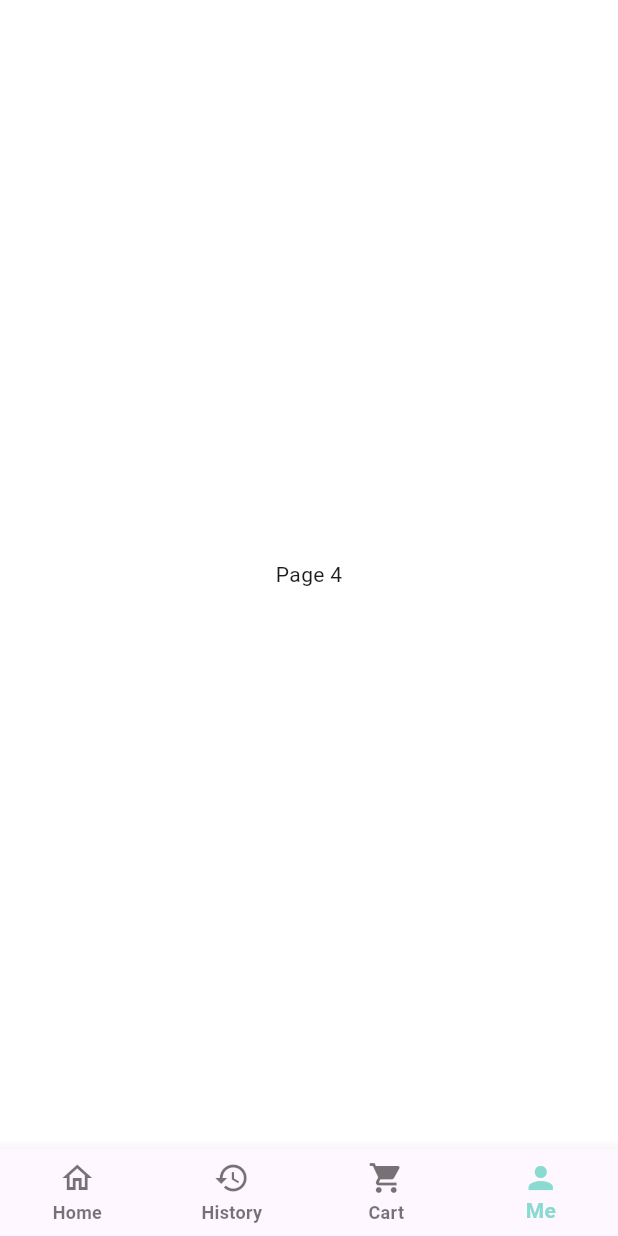
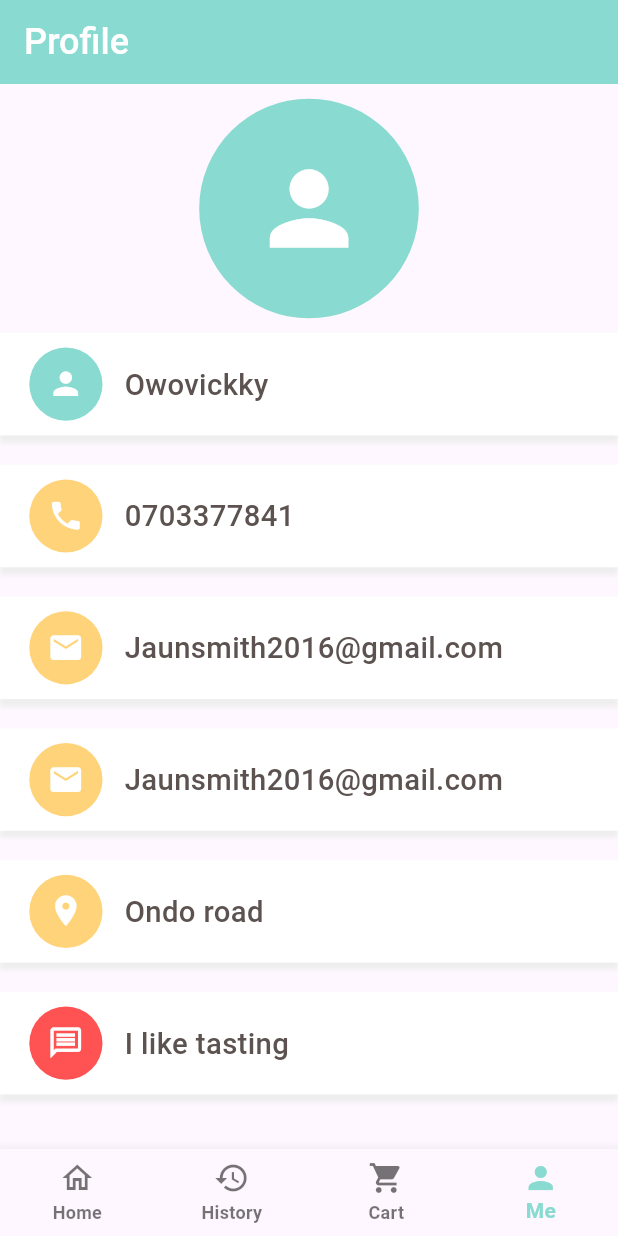
Before and after one commit to Jaunsmith/food_app, a Flutter app: the screen it shows after launch, item 4 of the bottom bar chosen, on a phone screen of 412 x 824 dp. Run offline on Flutter 3.47's test engine with Material 3 defaults, Android fonts, the phone set to English and light mode, and no system bars; our stand-ins replace dots_indicator, get, shared_preferences; network calls fail.

Commit message:
updating the file

```diff
--- a/lib/screens/home/home_page_screen.dart
+++ b/lib/screens/home/home_page_screen.dart
@@ -2,6 +2,7 @@ import 'package:flutter/material.dart';
 import 'package:food_app/screens/cart/cart_history.dart';
 import 'package:food_app/screens/cart/cart_picked_item_screen.dart';
 import 'package:food_app/screens/home/main_food_screen.dart';
+import 'package:food_app/screens/user/user_page.dart';
 import 'package:food_app/utilities/colors.dart';
 
 class HomePage extends StatefulWidget {
@@ -13,12 +14,7 @@ class HomePage extends StatefulWidget {
 
 class _HomePageState extends State<HomePage> {
   int _selectedPage = 0;
-  List pages = [
-    MainFoodPage(),
-    CartHistory(),
-    CartPickedItem(),
-    Container(child: Center(child: Text('Page 4'))),
-  ];
+  List pages = [MainFoodPage(), CartHistory(), CartPickedItem(), UserPage()];
 
   void navFunction(int index) {
     setState(() {
--- a/lib/screens/home/main_food_screen.dart
+++ b/lib/screens/home/main_food_screen.dart
@@ -6,7 +6,10 @@ import 'package:food_app/utilities/colors.dart';
 import 'package:food_app/utilities/dynamic_dimensions.dart';
 import 'package:food_app/widgets/main_text.dart';
 import 'package:food_app/widgets/sub_text.dart';
+import 'package:get/get.dart';
 
+import '../../controllers/food_list_controller.dart';
+import '../../controllers/main_food_controller.dart';
 import 'body/food_page_screen.dart';
 
 class MainFoodPage extends StatefulWidget {
@@ -32,6 +35,11 @@ class _MainFoodPageState extends State<MainFoodPage> {
     });
   }
 
+  Future<void> _loadData() async {
+    await Get.find<MainFoodController>().getMainProductList();
+    await Get.find<FoodListController>().getFoodListProductList();
+  }
+
   // This help in auto updating the time
   @override
   void initState() {
@@ -50,9 +58,10 @@ class _MainFoodPageState extends State<MainFoodPage> {
   @override
   Widget build(BuildContext context) {
     getDate();
-    return Scaffold(
-      backgroundColor: Colors.white,
-      body: Column(
+    return RefreshIndicator(
+      color: AppColors.mainColor,
+      onRefresh: _loadData,
+      child: Column(
         children: [
           //The header part of the home page...
           Container(
--- /dev/null
+++ b/lib/screens/user/user_page.dart
@@ -0,0 +1,86 @@
+import 'package:flutter/material.dart';
+import 'package:food_app/widgets/data_input.dart';
+
+import '../../utilities/colors.dart';
+import '../../utilities/dynamic_dimensions.dart';
+import '../../widgets/main_text.dart';
+
+class UserPage extends StatelessWidget {
+  const UserPage({super.key});
+
+  @override
+  Widget build(BuildContext context) {
+    return Scaffold(
+      appBar: AppBar(
+        title: MainText(text: 'Profile', color: Colors.white, fontSize: 24),
+        backgroundColor: AppColors.mainColor,
+        automaticallyImplyLeading: false,
+      ),
+      body: Column(
+        children: [
+          Center(
+            child: Container(
+              margin: EdgeInsets.only(
+                top: DynamicDimensions.size10,
+                bottom: DynamicDimensions.size10,
+              ),
+              height: DynamicDimensions.size150,
+              width: DynamicDimensions.size150,
+              decoration: BoxDecoration(
+                borderRadius: BorderRadius.circular(
+                  DynamicDimensions.size150 * 0.5,
+                ),
+                color: AppColors.mainColor,
+              ),
+              child: Center(
+                child: Icon(
+                  Icons.person,
+                  color: Colors.white,
+                  size: DynamicDimensions.size100 - DynamicDimensions.size20,
+                ),
+              ),
+            ),
+          ),
+          Expanded(
+            child: SingleChildScrollView(
+              child: Column(
+                children: [
+                  DataInput(
+                    icons: Icons.person,
+                    text: 'Owovickky',
+                    iconBckColor: AppColors.mainColor,
+                  ),
+                  DataInput(
+                    icons: Icons.phone,
+                    text: '0703377841',
+                    iconBckColor: AppColors.yellowColor,
+                  ),
+                  DataInput(
+                    icons: Icons.email,
+                    text: 'Jaunsmith2016@gmail.com',
+                    iconBckColor: AppColors.yellowColor,
+                  ),
+                  DataInput(
+                    icons: Icons.email,
+                    text: 'Jaunsmith2016@gmail.com',
+                    iconBckColor: AppColors.yellowColor,
+                  ),
+                  DataInput(
+                    icons: Icons.location_on,
+                    text: 'Ondo road',
+                    iconBckColor: AppColors.yellowColor,
+                  ),
+                  DataInput(
+                    icons: Icons.message_outlined,
+                    text: 'I like tasting',
+                    iconBckColor: Colors.redAccent,
+                  ),
+                ],
+              ),
+            ),
+          ),
+        ],
+      ),
+    );
+  }
+}
--- /dev/null
+++ b/lib/widgets/data_input.dart
@@ -0,0 +1,53 @@
+import 'package:flutter/material.dart';
+import 'package:food_app/utilities/colors.dart';
+import 'package:food_app/utilities/dynamic_dimensions.dart';
+import 'package:food_app/widgets/icons_reuse.dart';
+import 'package:food_app/widgets/main_text.dart';
+
+class DataInput extends StatelessWidget {
+  const DataInput({
+    super.key,
+    required this.icons,
+    required this.text,
+    required this.iconBckColor,
+  });
+
+  final IconData icons;
+  final String text;
+  final Color iconBckColor;
+
+  @override
+  Widget build(BuildContext context) {
+    return Container(
+      margin: EdgeInsets.only(bottom: DynamicDimensions.size20),
+      decoration: BoxDecoration(
+        color: Colors.white,
+        boxShadow: [
+          BoxShadow(
+            offset: Offset(0, 5),
+            color: Colors.grey.shade200,
+            blurRadius: 2,
+          ),
+        ],
+      ),
+      padding: EdgeInsets.only(
+        left: DynamicDimensions.size20,
+        top: DynamicDimensions.size10,
+        bottom: DynamicDimensions.size10,
+      ),
+      child: Row(
+        children: [
+          IconsReuse(
+            icons: icons,
+            backgroundColor: iconBckColor,
+            iconColor: Colors.white,
+            iconSize: DynamicDimensions.size250 / 10,
+            size: DynamicDimensions.size150 / 3,
+          ),
+          SizedBox(width: DynamicDimensions.size15),
+          MainText(text: text, color: AppColors.titleColor),
+        ],
+      ),
+    );
+  }
+}
```
Also changed, not shown: lib/screens/auth/sign_in_screen.dart (added), lib/screens/auth/sign_up_screen.dart (added).
